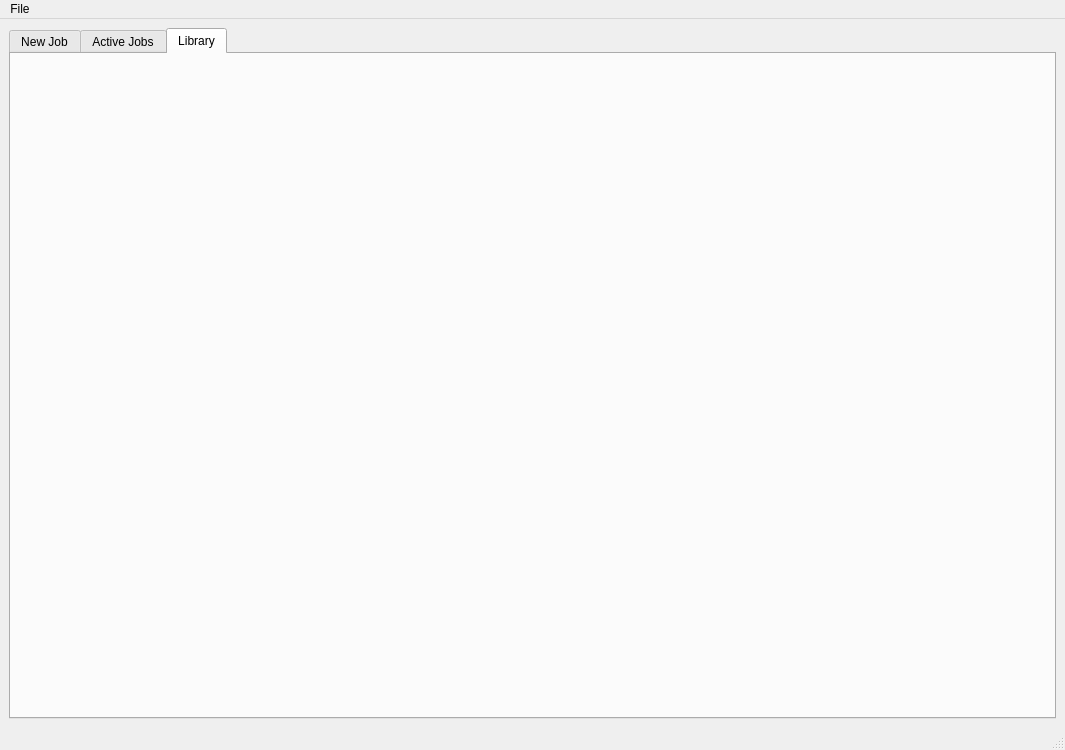
Before: the Qt Designer form ctbb_pipeline.ui in captnjohnny1618/CTBB_Pipeline, drawn with Qt 5.
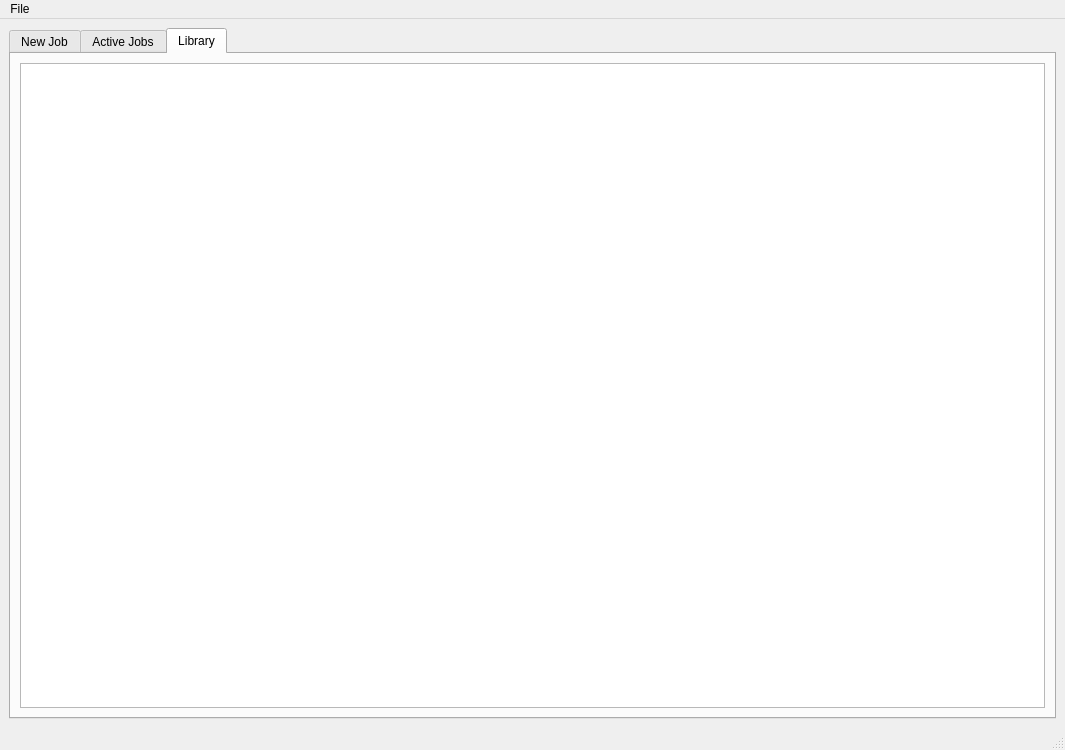
After: the same form once the commit is applied. The open tabs and pages were chosen to show the change.

Commit message: Jobs now running successfully and Library recon list now implemented

```diff
--- a/ctbb_pipeline.ui
+++ b/ctbb_pipeline.ui
@@ -272,7 +272,27 @@
        </attribute>
        <layout class="QVBoxLayout" name="verticalLayout_7">
         <item>
-         <layout class="QVBoxLayout" name="verticalLayout_6"/>
+         <layout class="QVBoxLayout" name="verticalLayout_6">
+          <item>
+           <widget class="QTableView" name="library_tableView">
+            <property name="sortingEnabled">
+             <bool>true</bool>
+            </property>
+            <attribute name="horizontalHeaderVisible">
+             <bool>false</bool>
+            </attribute>
+            <attribute name="horizontalHeaderDefaultSectionSize">
+             <number>200</number>
+            </attribute>
+            <attribute name="horizontalHeaderStretchLastSection">
+             <bool>true</bool>
+            </attribute>
+            <attribute name="verticalHeaderVisible">
+             <bool>false</bool>
+            </attribute>
+           </widget>
+          </item>
+         </layout>
         </item>
        </layout>
       </widget>
```
Left out of the diff: 4 changed lines with no effect on the pictures. The commit also changes 3 other files.
